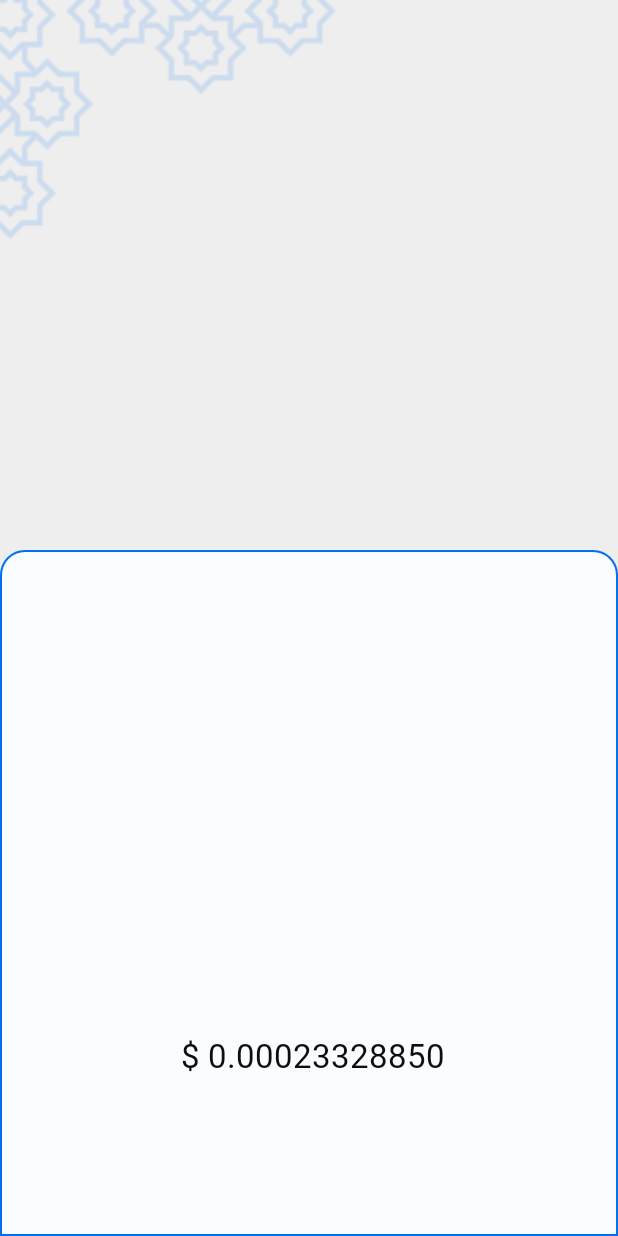
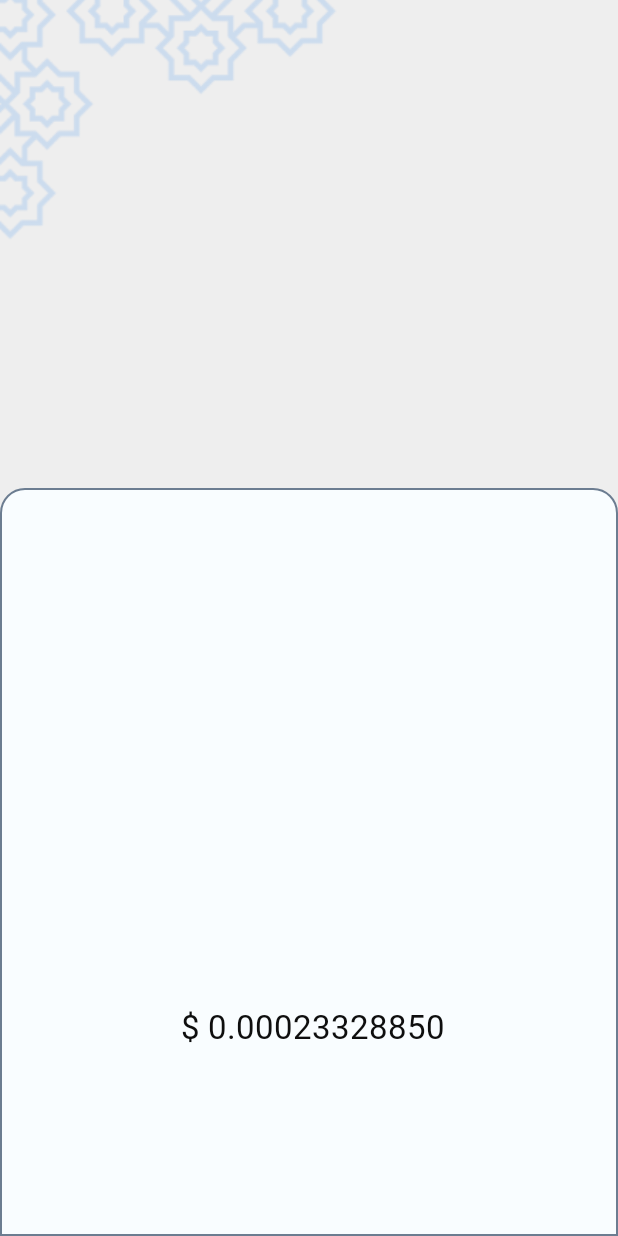
Before and after one commit to professorDeveloper/AlgoTrade, an Android app: the CoinScreen screen opened through its navigation route, on a phone screen of 412 x 824 dp. Run offline under Robolectric (Android 15) with nearby library versions, the phone set to English and light mode, and no system bars; our stand-ins replace Dagger/Hilt's generated code; pictures from the network do not load.

Commit message:
Added Coin Screen

```diff
--- a/app/src/main/res/drawable/coinbg.xml
+++ b/app/src/main/res/drawable/coinbg.xml
@@ -5,7 +5,6 @@
         android:topLeftRadius="16dp"
         android:topRightRadius="16dp" />
     <stroke
-
         android:width="1dp"
-        android:color="#0070F0" />
+        android:color="#6C7D91" />
 </shape>
--- a/app/src/main/res/layout/coin_screen.xml
+++ b/app/src/main/res/layout/coin_screen.xml
@@ -33,8 +33,8 @@
                 android:id="@+id/coinTxt"
                 android:layout_width="wrap_content"
                 android:layout_height="wrap_content"
-                android:layout_marginTop="20dp"
-                android:layout_marginBottom="20dp"
+                android:layout_marginTop="26dp"
+                android:layout_marginBottom="26dp"
                 android:fontFamily="@font/inter_bold"
                 android:text="Coin"
                 android:textColor="@color/basic_color_500"
@@ -49,7 +49,7 @@
                 android:layout_width="wrap_content"
                 android:layout_height="wrap_content"
                 android:layout_gravity="center"
-                android:layout_marginBottom="20dp"
+                android:layout_marginBottom="26dp"
                 android:gravity="center"
                 android:orientation="horizontal"
                 app:layout_constraintBottom_toTopOf="@+id/shapeableImageView2"
@@ -79,7 +79,7 @@
                 android:layout_width="wrap_content"
 
                 android:layout_height="wrap_content"
-                android:layout_marginBottom="16dp"
+                android:layout_marginBottom="20dp"
                 app:layout_constraintBottom_toTopOf="@+id/textView7"
                 app:layout_constraintEnd_toEndOf="parent"
                 app:layout_constraintStart_toStartOf="parent"
@@ -89,7 +89,7 @@
                 android:id="@+id/textView7"
                 android:layout_width="wrap_content"
                 android:layout_height="wrap_content"
-                android:layout_marginBottom="15dp"
+                android:layout_marginBottom="30dp"
                 android:fontFamily="@font/inter_bold"
                 android:text=" $ 0.00023328850"
                 android:textSize="22sp"
@@ -101,7 +101,7 @@
                 android:id="@+id/recyclerView"
                 android:layout_width="match_parent"
                 android:layout_height="wrap_content"
-                android:layout_marginBottom="15dp"
+                android:layout_marginBottom="20dp"
                 android:orientation="horizontal"
                 android:paddingStart="8dp"
                 app:layoutManager="androidx.recyclerview.widget.LinearLayoutManager"
```
